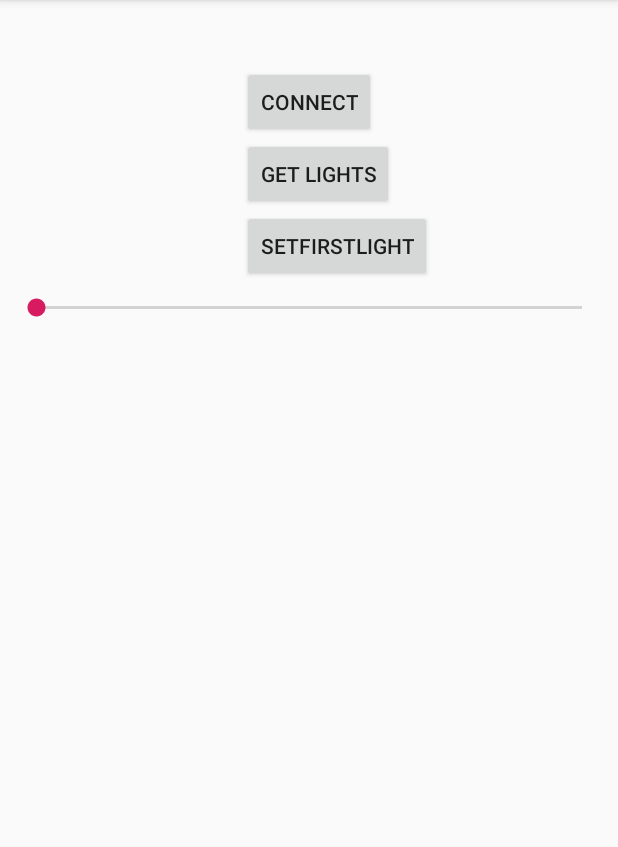
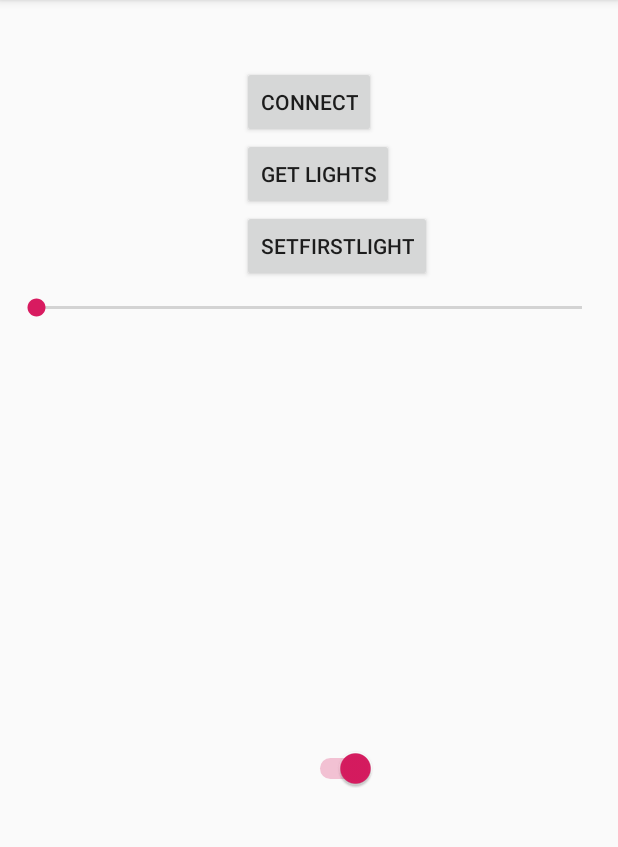
Before and after one commit to timdebooij/HUE, an Android app: the screen it shows after launch (MainActivity), after a tap on "SETFIRSTLIGHT", on a phone screen of 412 x 824 dp, the part 84-931 px from its top. Run offline under Robolectric (Android 15) with nearby library versions, the phone set to English and light mode, and no system bars; our stand-ins replace Volley; libraries missing offline, so code that uses them is left out: org.json.simple; network calls fail; 1 statement that could not run was skipped; 3 other taps on this screen came first.

```diff
--- a/app/src/main/java/com/timdebooij/hueapplicatie/MainActivity.java
+++ b/app/src/main/java/com/timdebooij/hueapplicatie/MainActivity.java
@@ -5,6 +5,7 @@ import android.os.Bundle;
 import android.util.Log;
 import android.view.View;
 import android.widget.SeekBar;
+import android.widget.Switch;
 
 import com.timdebooij.hueapplicatie.models.Bridge;
 import com.timdebooij.hueapplicatie.models.LightBulb;
@@ -20,12 +21,13 @@ public class MainActivity extends AppCompatActivity implements ApiListener {
     public Bridge bridge;
     public VolleyService service;
     public ArrayList<Bridge> bridges;
+
     @Override
     protected void onCreate(Bundle savedInstanceState) {
         super.onCreate(savedInstanceState);
         setContentView(R.layout.activity_main);
         bridges = new ArrayList<>();
-        bridges.add(new Bridge("145.49.4.15", "emulator", "80"));
+        bridges.add(new Bridge("145.49.2.246", "emulator", "80"));
         bridges.add(new Bridge("145.48.205.33", "LA AULA", "80"));
         bridges.add(new Bridge("192.168.1.179", "MAD LA-134", "80"));
         service = new VolleyService(this.getApplicationContext(), this);
@@ -54,10 +56,22 @@ public class MainActivity extends AppCompatActivity implements ApiListener {
 
     public void setLight(View view) throws JSONException {
         SeekBar seekbar = findViewById(R.id.seekBarHue);
-        for(LightBulb bulb : bridges.get(1).lightBulbs) {
-            service.setLight(bridges.get(1), bulb.id, seekbar.getProgress());
+        for(LightBulb bulb : bridges.get(0).lightBulbs) {
+            service.setLight(bridges.get(0), bulb.id, seekbar.getProgress());
         }
-        Log.i("info", "amount of bulbs in " + bridges.get(1).name + ": " + bridges.get(1).lightBulbs.size());
+        Log.i("info", "amount of bulbs in " + bridges.get(1).name + ": " + bridges.get(0).lightBulbs.size());
+    }
+
+    public void setLightbulbOnOff(View view) throws JSONException {
+        Switch lightSwitch = (Switch) findViewById(R.id.LightSwitch);
+        boolean switchState = lightSwitch.isChecked();
+
+        if (switchState){
+            service.switchLightOnOff(bridges.get(0),"1",true);
+        } else if (switchState == false){
+            service.switchLightOnOff(bridges.get(0),"1",false);
+        }
+
     }
 
     @Override
--- a/app/src/main/res/layout/activity_main.xml
+++ b/app/src/main/res/layout/activity_main.xml
@@ -52,4 +52,17 @@
         app:layout_constraintEnd_toEndOf="parent"
         app:layout_constraintStart_toStartOf="parent"
         app:layout_constraintTop_toBottomOf="@+id/button3" />
+
+    <Switch
+        android:id="@+id/LightSwitch"
+        android:layout_width="92dp"
+        android:layout_height="79dp"
+        android:layout_marginStart="8dp"
+        android:layout_marginEnd="8dp"
+        android:layout_marginBottom="216dp"
+        android:onClick="setLightbulbOnOff"
+        app:layout_constraintBottom_toBottomOf="parent"
+        app:layout_constraintEnd_toEndOf="parent"
+        app:layout_constraintHorizontal_bias="0.496"
+        app:layout_constraintStart_toStartOf="parent" />
 </android.support.constraint.ConstraintLayout>
```
Also changed, not shown: app/build.gradle (+4 -3 lines), app/src/main/java/com/timdebooij/hueapplicatie/services/VolleyService.java (+28 -0 lines), app/src/main/res/anim/item_animation_fall_down.xml (added, +25 -0 lines), app/src/main/res/anim/layout_item_fall_down.xml (added, +7 -0 lines).
